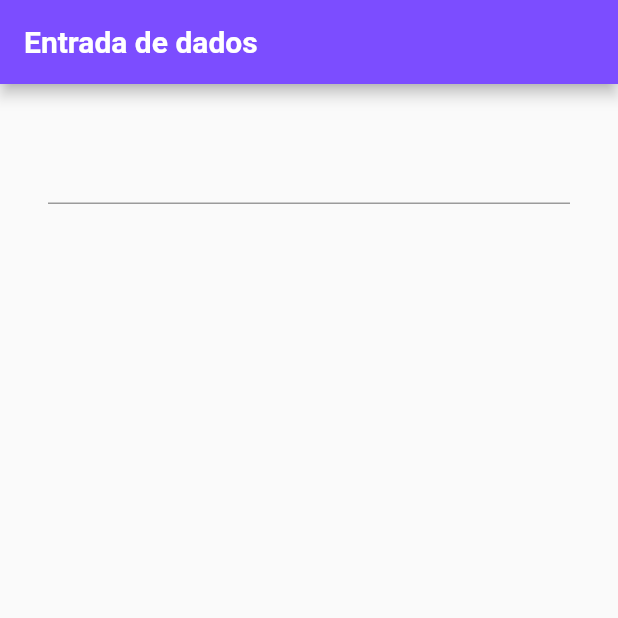
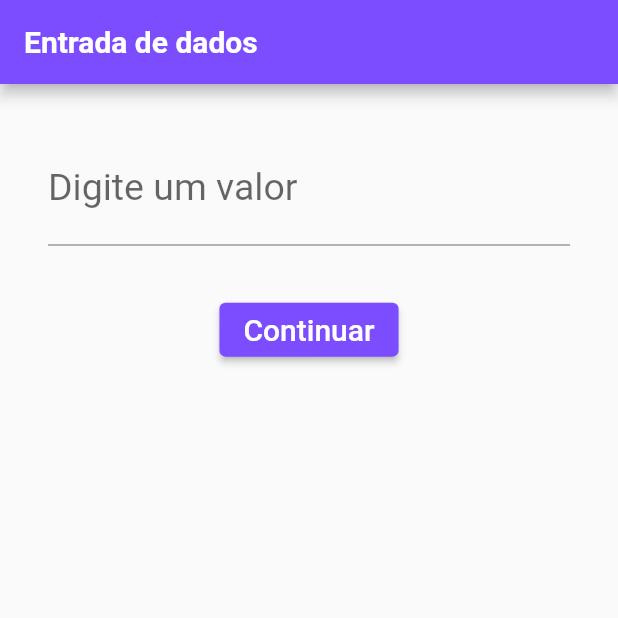
Before and after one commit to ronar01/entrada_dados, a Flutter app: the screen it shows after launch, on a phone screen of 412 x 824 dp, the top half of it. Run offline on Flutter 3.47's test engine with Material 2 defaults, Android fonts, the phone set to English and light mode, and no system bars.

Commit message:
Criação da interface básica
Interface básica para ter uma melhor noção de como aplicar a lógica.

```diff
--- a/lib/CampoTexto.dart
+++ b/lib/CampoTexto.dart
@@ -15,7 +15,7 @@ class _CampoTextoState extends State<CampoTexto> {
       child: Scaffold(
           appBar: AppBar(
             backgroundColor: Colors.deepPurpleAccent,
-            title: Text(
+            title: const Text(
               "Entrada de dados",
               style: TextStyle(
                 fontSize: 20,
@@ -23,11 +23,33 @@ class _CampoTextoState extends State<CampoTexto> {
               ),
             ),
           ),
-          body: Container(
-            padding: EdgeInsets.all(32),
-            child: TextField(
-              keyboardType: TextInputType.number,
-            ),
+          body: Column(
+            children: [
+              Padding(
+              padding: EdgeInsets.all(32),
+              child: TextField(
+                keyboardType: TextInputType.number,
+                decoration: InputDecoration(
+                  labelText: 'Digite um valor',
+                ),
+                style: TextStyle(
+                  fontSize: 25,
+                ),
+              ),
+              ),
+              ElevatedButton(
+                  onPressed: (){},
+                  style: ButtonStyle(
+                    backgroundColor: MaterialStatePropertyAll(Colors.deepPurpleAccent),
+                  ),
+                  child: Text(
+                    'Continuar',
+                    style: TextStyle(
+                      fontSize: 20,
+                    ),
+                  ),
+              )
+            ],
           ),
       ),
     );
--- a/lib/main.dart
+++ b/lib/main.dart
@@ -7,5 +7,5 @@ void main() {
       home: CampoTexto(),
       debugShowCheckedModeBanner: false,
     )
-  )
+  );
 }
```
